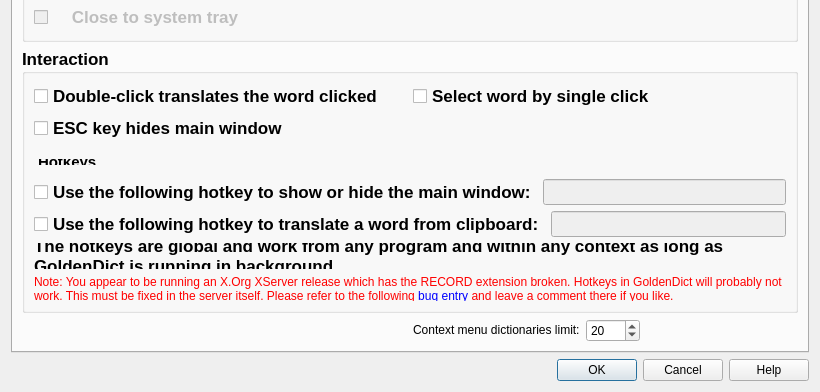
First picture: the form in src/ui/forms/preferences.ui, repository FrightenedFoxCN/goldendict, before the edit; both pictures show x 0 to 820 and y 284 to 676 of the 820 by 676 pixel window.
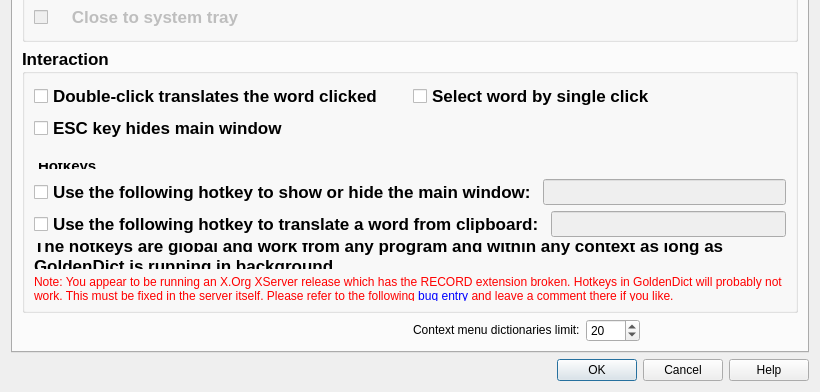
Second picture: the form after the edit. Icons and pictures are not drawn. Custom widgets are drawn as their Qt base class.

Commit message: Improve spacing hierarchy in preferences: tighter rows, proper heading separation

The edit to the form file:
```diff
--- a/src/ui/forms/preferences.ui
+++ b/src/ui/forms/preferences.ui
@@ -129,6 +129,9 @@
           <string>Interaction</string>
          </property>
          <layout class="QGridLayout" name="gridLayout_interaction">
+          <property name="verticalSpacing">
+           <number>6</number>
+          </property>
           <item row="0" column="0">
            <widget class="QCheckBox" name="doubleClickTranslates">
             <property name="text">
@@ -173,7 +176,7 @@
              <number>0</number>
             </property>
             <property name="styleSheet">
-             <string>margin-top: 12px; margin-bottom: 8px;</string>
+             <string>margin-top: 16px; margin-bottom: 4px;</string>
             </property>
            </widget>
           </item>
```
Left out of the diff: 16 changed lines with no effect on the pictures.
